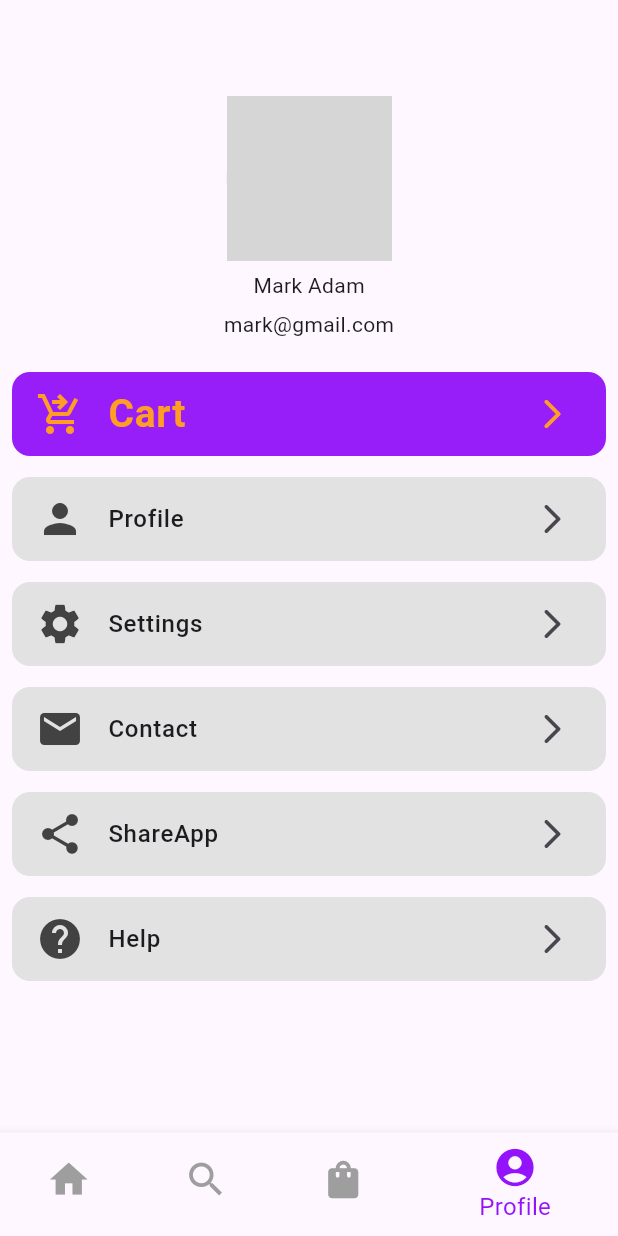
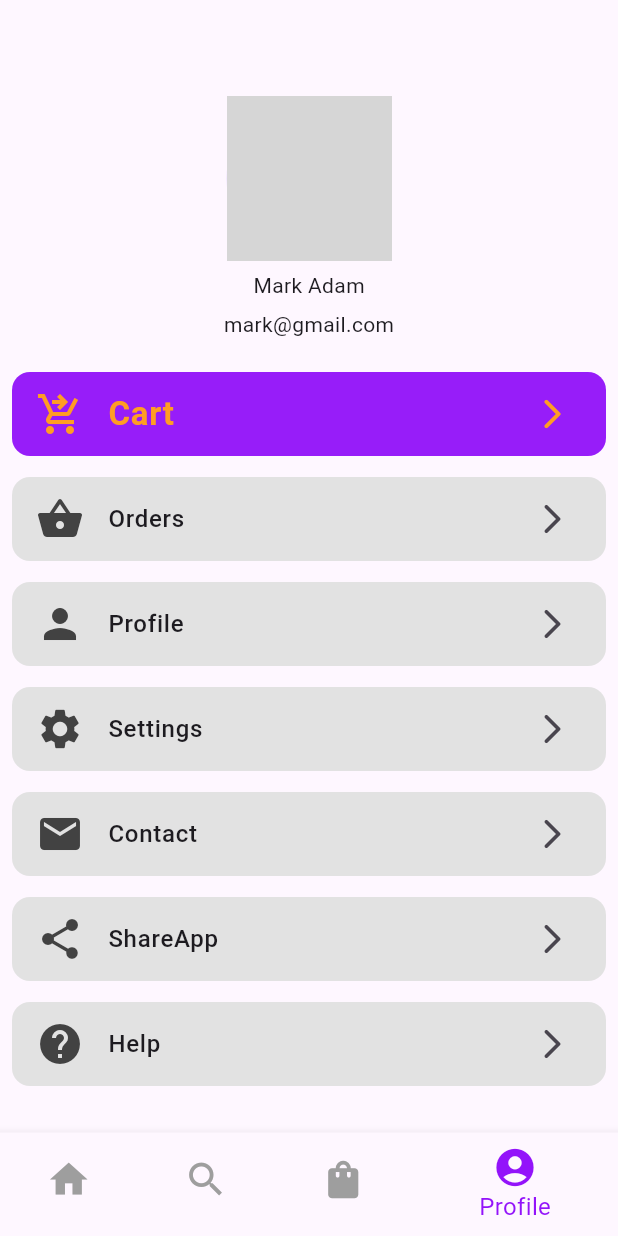
Before and after one commit to MD-DILDAR-MANDAL/e_commerce_app, a Flutter app: the screen it shows after launch, item 4 of the bottom bar chosen, on a phone screen of 412 x 824 dp. Run offline on Flutter 3.47's test engine with Material 3 defaults, Android fonts, the phone set to English and light mode, and no system bars; our stand-ins replace carousel_slider; network calls fail; grey boxes are pictures that could not be loaded.

Commit message:
chore: order tile add

```diff
--- a/lib/pages/profile_screen.dart
+++ b/lib/pages/profile_screen.dart
@@ -55,7 +55,7 @@ class _ProfileScreenState extends State<ProfileScreen> {
                     "Cart",
                     style: TextStyle(
                       color: gold,
-                      fontSize: 26,
+                      fontSize: 22,
                       fontWeight: FontWeight.bold,
                     ),
                   ),
@@ -69,7 +69,11 @@ class _ProfileScreenState extends State<ProfileScreen> {
                   },
                 ),
               ),
-
+              profileMenu(
+                title: "Orders",
+                setIcon: Icons.shopping_basket,
+                onTap: () {},
+              ),
               profileMenu(
                 title: "Profile",
                 setIcon: Icons.person,
```
